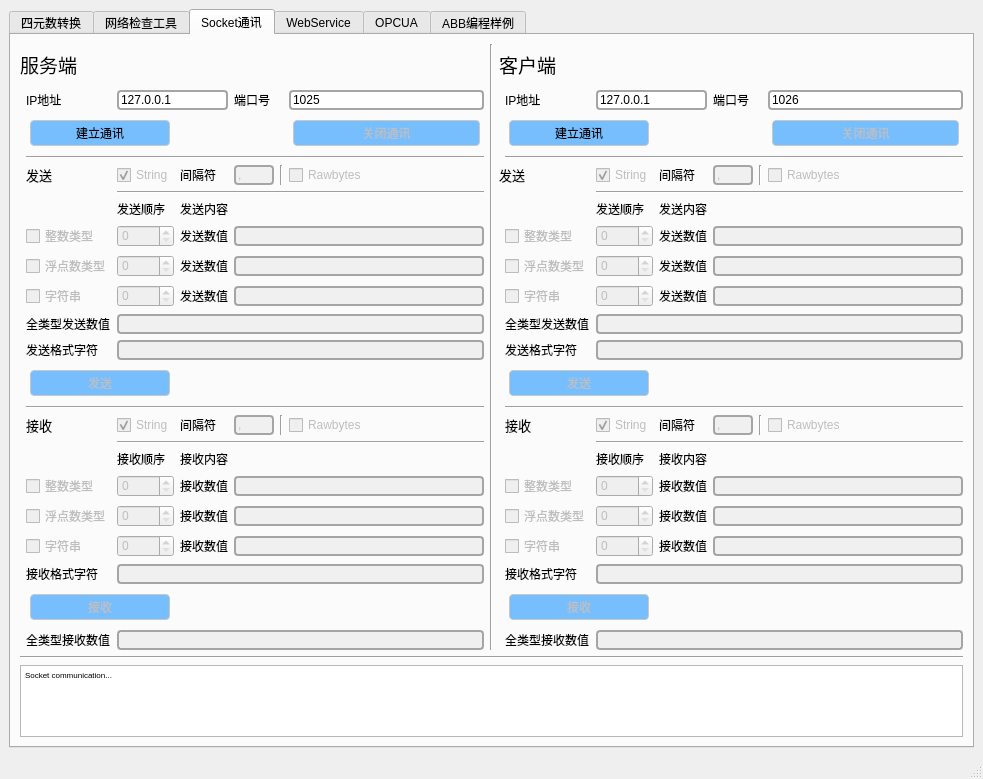
Pitt-ding/ShineRobot, file ShineRobot/ShineRobot.ui: the form before one commit.
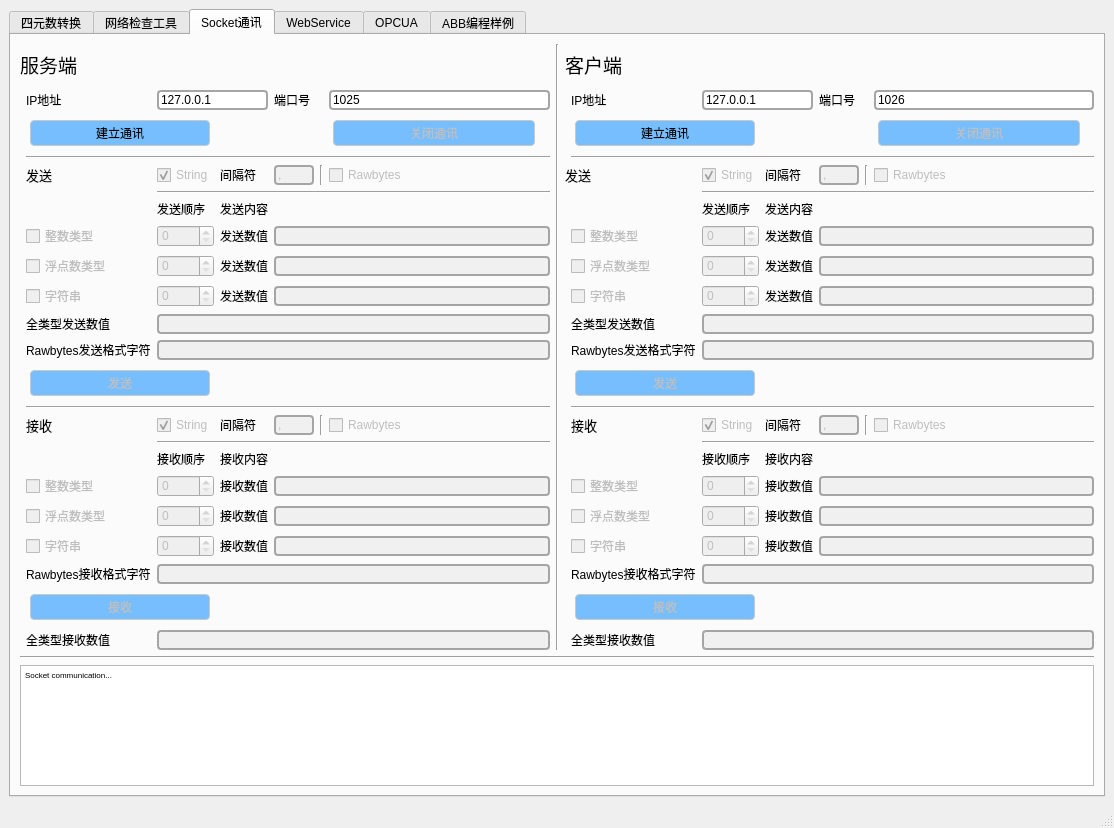
The form after the commit.

Commit message: Server send and receive UI logic finished

Patch:
```diff
--- a/ShineRobot/ShineRobot.ui
+++ b/ShineRobot/ShineRobot.ui
@@ -9,8 +9,8 @@
    <rect>
     <x>0</x>
     <y>0</y>
-    <width>983</width>
-    <height>779</height>
+    <width>1114</width>
+    <height>828</height>
    </rect>
   </property>
   <property name="windowTitle">
@@ -1115,7 +1115,7 @@
           <item row="22" column="1">
            <widget class="QLabel" name="label_15">
             <property name="text">
-             <string>接收格式字符</string>
+             <string>Rawbytes接收格式字符</string>
             </property>
            </widget>
           </item>
@@ -1417,7 +1417,7 @@
           <item row="12" column="1">
            <widget class="QLabel" name="label_6">
             <property name="text">
-             <string>发送格式字符</string>
+             <string>Rawbytes发送格式字符</string>
             </property>
            </widget>
           </item>
@@ -1653,7 +1653,7 @@
           <item row="12" column="1">
            <widget class="QLabel" name="label_23">
             <property name="text">
-             <string>发送格式字符</string>
+             <string>Rawbytes发送格式字符</string>
             </property>
            </widget>
           </item>
@@ -1740,7 +1740,7 @@
           <item row="22" column="1">
            <widget class="QLabel" name="label_30">
             <property name="text">
-             <string>接收格式字符</string>
+             <string>Rawbytes接收格式字符</string>
             </property>
            </widget>
           </item>
```
Left out of the diff: 13 changed lines with no effect on the pictures. The commit also changes 3 other files.
